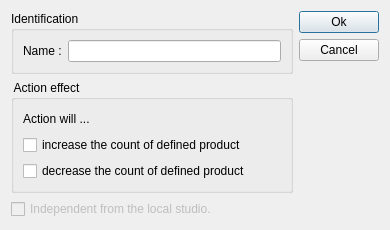
The window that client/dlgproductactiontypeedit.ui (tbikfalvi/Belenus) describes before a commit, drawn with Qt 5.
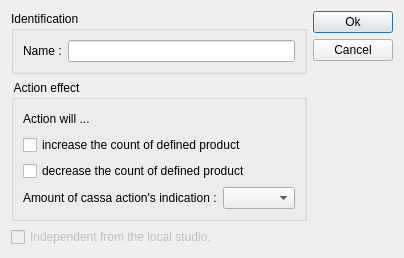
The same window after the commit.

What changed in the file:
```diff
--- a/client/dlgproductactiontypeedit.ui
+++ b/client/dlgproductactiontypeedit.ui
@@ -7,13 +7,13 @@
     <x>0</x>
     <y>0</y>
     <width>390</width>
-    <height>203</height>
+    <height>231</height>
    </rect>
   </property>
   <property name="windowTitle">
    <string>Dialog</string>
   </property>
-  <layout class="QHBoxLayout" name="horizontalLayout_3">
+  <layout class="QHBoxLayout" name="horizontalLayout_4">
    <item>
     <layout class="QVBoxLayout" name="verticalLayout_3">
      <item>
@@ -79,6 +79,20 @@
           </property>
          </widget>
         </item>
+        <item>
+         <layout class="QHBoxLayout" name="horizontalLayout_3">
+          <item>
+           <widget class="QLabel" name="lblCassaIndication">
+            <property name="text">
+             <string>Amount of cassa action's indication :</string>
+            </property>
+           </widget>
+          </item>
+          <item>
+           <widget class="QComboBox" name="cmbCassaActionIndication"/>
+          </item>
+         </layout>
+        </item>
        </layout>
       </widget>
      </item>
```
